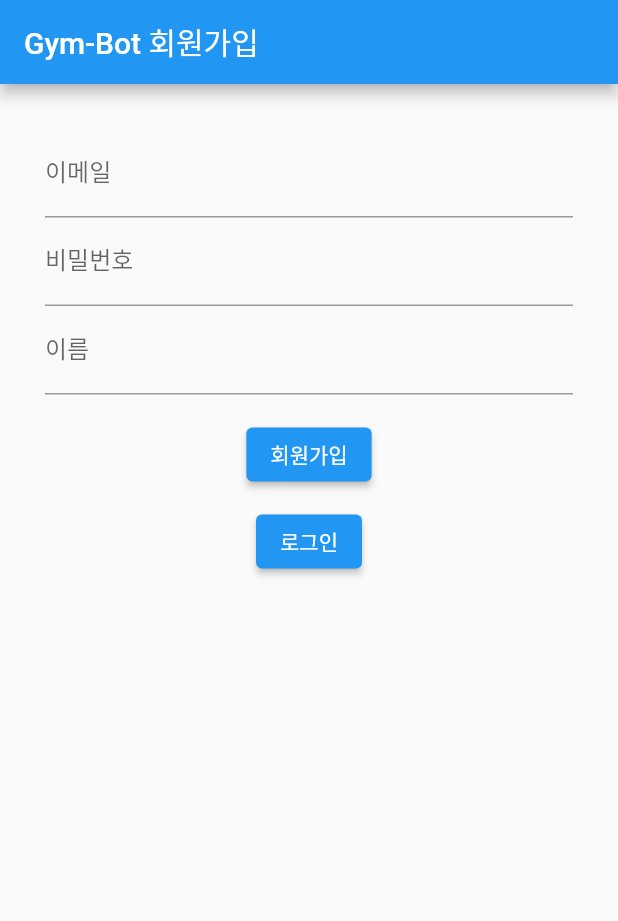
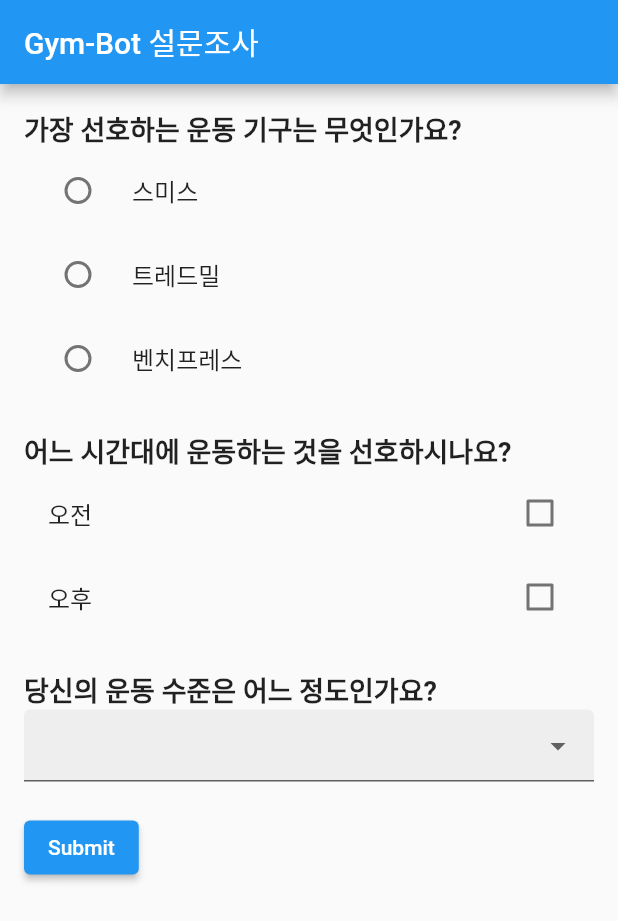
Before and after one commit to judemin/flutlab-gym-bot-test, a Flutter app: the screen it shows after launch, on a phone screen of 412 x 824 dp. Shown: the top 921 px of the screen. Run offline on Flutter 3.47's test engine with Material 2 defaults, Android fonts, the phone set to English and light mode, and no system bars; our stand-ins replace shared_preferences.

Commit message:
[ADD] add surver presentation

```diff
--- a/lib/main.dart
+++ b/lib/main.dart
@@ -1,6 +1,7 @@
 import 'package:flutter/material.dart';
 import 'package:provider/provider.dart';
 import 'package:gym_bot/presentation/screens/signup_page.dart';
+import 'package:gym_bot/presentation/screens/survey_page.dart';
 import 'package:gym_bot/domain/usecases/signup_usecase.dart';
 import 'package:gym_bot/domain/repository/user_repository.dart';
 
@@ -16,8 +17,8 @@ class MyApp extends StatelessWidget {
       theme: ThemeData(
         primarySwatch: Colors.blue,
       ),
-      home: SignUpPage(
-          signUpUseCase: new SignUpUseCase(userRepository: UserRepository())),
+      home: SurveyApp(),
+      //SignUpPage(signUpUseCase: new SignUpUseCase(userRepository: UserRepository())),
     );
   }
 }
--- /dev/null
+++ b/lib/presentation/screens/survey_page.dart
@@ -0,0 +1,141 @@
+import 'package:flutter/material.dart';
+
+void main() => runApp(SurveyApp());
+
+class SurveyApp extends StatelessWidget {
+  @override
+  Widget build(BuildContext context) {
+    return MaterialApp(
+      title: 'Survey App',
+      theme: ThemeData(
+        primarySwatch: Colors.blue,
+      ),
+      home: SurveyPage(),
+    );
+  }
+}
+
+class SurveyPage extends StatefulWidget {
+  @override
+  _SurveyPageState createState() => _SurveyPageState();
+}
+
+class _SurveyPageState extends State<SurveyPage> {
+  Map<String, dynamic> surveyData = {};
+
+  void updateSurveyData(String question, dynamic answer) {
+    setState(() {
+      surveyData[question] = answer;
+    });
+  }
+
+  void submitSurvey() {
+    // 설문조사 데이터를 처리하는 로직 추가
+    print(surveyData);
+  }
+
+  @override
+  Widget build(BuildContext context) {
+    return Scaffold(
+      appBar: AppBar(
+        title: Text('Gym-Bot 설문조사'),
+      ),
+      body: Padding(
+        padding: const EdgeInsets.all(16.0),
+        child: Column(
+          crossAxisAlignment: CrossAxisAlignment.start,
+          children: <Widget>[
+            Text(
+              '가장 선호하는 운동 기구는 무엇인가요?',
+              style: TextStyle(fontSize: 18.0, fontWeight: FontWeight.bold),
+            ),
+            RadioListTile(
+              title: Text('스미스'),
+              value: 'smith',
+              groupValue: surveyData['machine'],
+              onChanged: (value) {
+                updateSurveyData('machine', value);
+              },
+            ),
+            RadioListTile(
+              title: Text('트레드밀'),
+              value: 'treadmill',
+              groupValue: surveyData['machine'],
+              onChanged: (value) {
+                updateSurveyData('machine', value);
+              },
+            ),
+            RadioListTile(
+              title: Text('벤치프레스'),
+              value: 'benchpress',
+              groupValue: surveyData['machine'],
+              onChanged: (value) {
+                updateSurveyData('machine', value);
+              },
+            ),
+            SizedBox(height: 20.0),
+            Text(
+              '어느 시간대에 운동하는 것을 선호하시나요?',
+              style: TextStyle(fontSize: 18.0, fontWeight: FontWeight.bold),
+            ),
+            CheckboxListTile(
+              title: Text('오전'),
+              value: surveyData['extime']?.contains('morning') ?? false,
+              onChanged: (value) {
+                setState(() {
+                  if (value ?? false) {
+                    updateSurveyData('extime', 'morning');
+                  } else {
+                    updateSurveyData('extime', null);
+                  }
+                });
+              },
+            ),
+            CheckboxListTile(
+              title: Text('오후'),
+              value: surveyData['extime']?.contains('afternoon') ?? false,
+              onChanged: (value) {
+                setState(() {
+                  if (value ?? false) {
+                    updateSurveyData('extime', 'afternoon');
+                  } else {
+                    updateSurveyData('extime', null);
+                  }
+                });
+              },
+            ),
+            SizedBox(height: 20.0),
+            Text(
+              '당신의 운동 수준은 어느 정도인가요?',
+              style: TextStyle(fontSize: 18.0, fontWeight: FontWeight.bold),
+            ),
+            DropdownButtonFormField<String>(
+              value: surveyData['experienceLevel'],
+              onChanged: (value) {
+                updateSurveyData('experienceLevel', value);
+              },
+              items: ['Beginner', 'Intermediate', 'Advanced']
+                  .map<DropdownMenuItem<String>>(
+                (String value) {
+                  return DropdownMenuItem<String>(
+                    value: value,
+                    child: Text(value),
+                  );
+                },
+              ).toList(),
+              decoration: InputDecoration(
+                filled: true,
+                fillColor: Colors.grey[200],
+              ),
+            ),
+            SizedBox(height: 20.0),
+            ElevatedButton(
+              onPressed: submitSurvey,
+              child: Text('Submit'),
+            ),
+          ],
+        ),
+      ),
+    );
+  }
+}
```
Also changed, not shown: lib/data/repository/local_storage_api.dart (+8 -1 lines).
